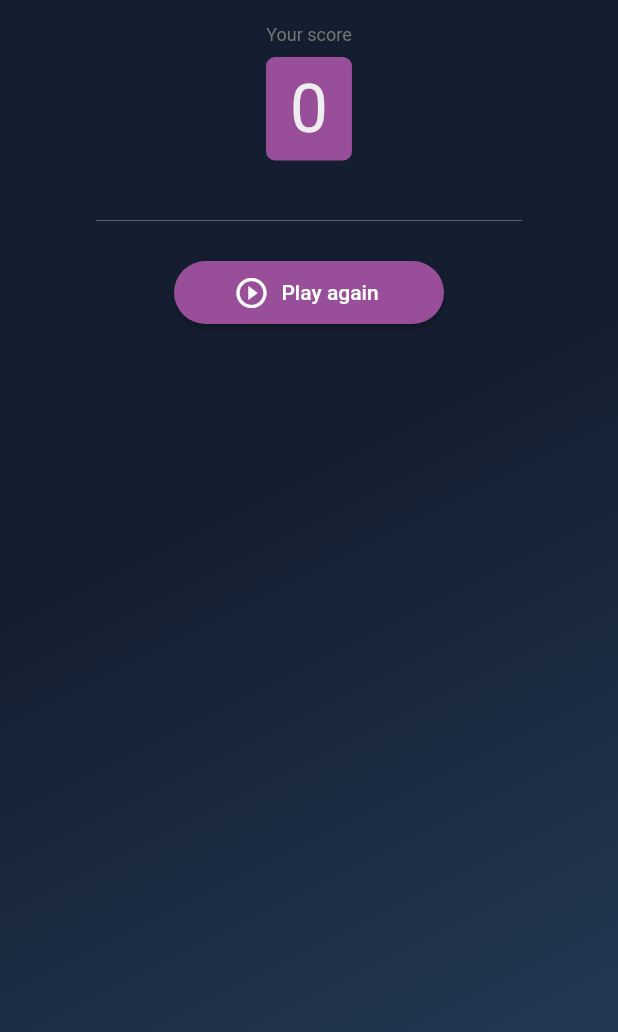
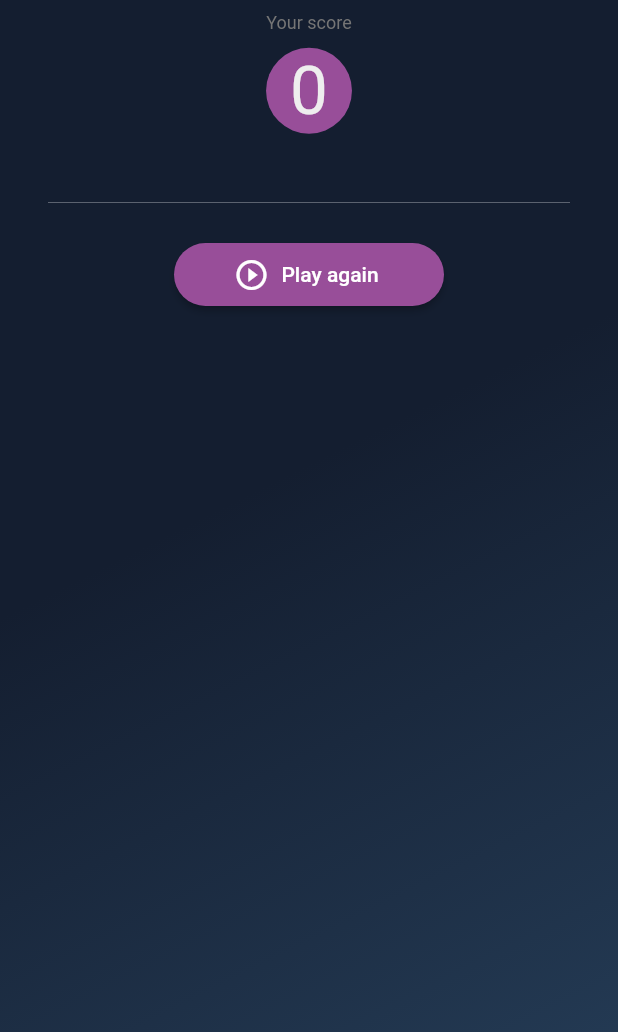
Before and after one commit to vintage/party_flutter, a Flutter app: the GameSummaryScreen screen opened by its route, on a phone screen of 412 x 824 dp. Shown: the top 1032 px of the screen. Run offline on Flutter 3.47's test engine with Material 2 defaults, Android fonts, the phone set to English and light mode, and no system bars; our stand-ins replace audioplayers, camera, carousel_slider, firebase_analytics, firebase_crashlytics, firebase_messaging and 7 more; missing offline and left inert: esys_flutter_share, firebase_admob, flutter_device_type, pedantic, screen; accounts and stored records are empty; generated files the repository leaves out were written again; project files that could hold a hidden picture were left out.

Commit message:
Further screens adjustments

```diff
--- a/lib/store/question.dart
+++ b/lib/store/question.dart
@@ -4,6 +4,8 @@ import 'package:scoped_model/scoped_model.dart';
 import 'package:zgadula/models/question.dart';
 import 'package:zgadula/repository/question.dart';
 import 'package:zgadula/store/store.dart';
+
+const QUESTIONS_PER_GAME = 10;
 
 class QuestionModel extends StoreModel {
   QuestionRepository repository;
@@ -43,7 +45,7 @@ class QuestionModel extends StoreModel {
     _currentQuestions = repository.getRandom(
       _questions,
       categoryId,
-      10,
+      QUESTIONS_PER_GAME,
       excluded: _latestQuestions,
     );
     _currentQuestions.forEach((q) {
--- a/lib/ui/screens/camera_preview.dart
+++ b/lib/ui/screens/camera_preview.dart
@@ -14,7 +14,7 @@ class CameraPreviewScreen extends StatefulWidget {
 
 class CameraPreviewScreenState extends State<CameraPreviewScreen>
     with TickerProviderStateMixin, WidgetsBindingObserver {
-  static const pictureInterval = 15;
+  static const pictureInterval = 8;
 
   CameraController controller;
   Directory pictureDir;
--- a/lib/ui/screens/category_detail.dart
+++ b/lib/ui/screens/category_detail.dart
@@ -43,7 +43,7 @@ class _CategoryDetailScreenState extends State<CategoryDetailScreen> {
       child: Column(
         children: [
           Padding(
-            padding: const EdgeInsets.only(top: 32.0),
+            padding: const EdgeInsets.only(top: 8),
             child: Container(
               width: ThemeConfig.categoryImageSize,
               height: ThemeConfig.categoryImageSize,
@@ -71,8 +71,8 @@ class _CategoryDetailScreenState extends State<CategoryDetailScreen> {
           Padding(
             padding: const EdgeInsets.symmetric(vertical: 16),
             child: Divider(
-              indent: 64,
-              endIndent: 64,
+              indent: 32,
+              endIndent: 32,
             ),
           ),
           ScopedModelDescendant<SettingsModel>(
--- a/lib/ui/screens/game_play.dart
+++ b/lib/ui/screens/game_play.dart
@@ -380,13 +380,15 @@ class GamePlayScreenState extends State<GamePlayScreen>
                     currentQuestion == null
                         ? null
                         : Padding(
-                            padding: EdgeInsets.only(top: 20.0),
+                            padding: EdgeInsets.only(top: 8.0),
+                            child: SafeArea(
                               child: Text(
                                 currentQuestion.categoryName,
                                 style: TextStyle(
                                   fontSize: 18.0,
                                   fontWeight: FontWeight.bold,
                                   color: Colors.white,
+                                ),
                               ),
                             ),
                           ),
@@ -459,7 +461,7 @@ class GamePlayScreenState extends State<GamePlayScreen>
           buildHeader(secondsLeft.toString()),
         ],
       ),
-      Theme.of(context).backgroundColor.withOpacity(backgroundOpacity),
+      Colors.transparent,
     );
   }
 
--- a/lib/ui/screens/game_summary.dart
+++ b/lib/ui/screens/game_summary.dart
@@ -1,6 +1,7 @@
 import 'dart:io';
 
 import 'package:flutter/material.dart';
+import 'package:quiver/iterables.dart';
 import 'package:scoped_model/scoped_model.dart';
 
 import 'package:zgadula/localizations.dart';
@@ -13,22 +14,27 @@ import '../shared/widgets.dart';
 
 class GameSummaryScreen extends StatelessWidget {
   Widget buildQuestionItem(BuildContext context, Question question) {
+    if (question == null) {
+      return Container();
+    }
+
     return Padding(
       padding: const EdgeInsets.symmetric(vertical: 6.0),
       child: Row(
-        mainAxisAlignment: MainAxisAlignment.center,
+        mainAxisAlignment: MainAxisAlignment.start,
         children: [
           Icon(
             question.isPassed ? Icons.check : Icons.close,
             size: 20.0,
-            color:
-                question.isPassed ? successColor : Theme.of(context).errorColor,
+            color: question.isPassed ? successColor : Colors.white,
           ),
-          Padding(
+          Expanded(
+            child: Padding(
               padding: const EdgeInsets.only(left: 8.0),
               child: Text(
                 question.name,
                 style: Theme.of(context).textTheme.body1,
+              ),
             ),
           ),
         ],
@@ -40,10 +46,25 @@ class GameSummaryScreen extends StatelessWidget {
     BuildContext context,
     List<Question> questions,
   ) {
+    var chunks = partition(questions, 2).toList();
     return List.generate(
-      questions.length,
-      (index) => buildQuestionItem(context, questions[index]),
-    ).toList();
+        chunks.length,
+        (index) => Padding(
+              padding: const EdgeInsets.symmetric(horizontal: 32),
+              child: Row(
+                children: [
+                  Expanded(
+                      child: buildQuestionItem(
+                          context, chunks[index].elementAt(0))),
+                  Expanded(
+                      child: buildQuestionItem(
+                          context,
+                          chunks[index].length > 1
+                              ? chunks[index].elementAt(1)
+                              : null)),
+                ],
+              ),
+            )).toList();
   }
 
   openGallery(BuildContext context, FileSystemEntity item) {
@@ -63,13 +84,11 @@ class GameSummaryScreen extends StatelessWidget {
           body: SafeArea(
             child: Column(
               children: [
-                Center(
-                  child: Padding(
-                    padding: const EdgeInsets.only(top: 16.0),
-                    child: Column(
+                Column(
+                  mainAxisAlignment: MainAxisAlignment.center,
                   children: [
                     Padding(
-                          padding: const EdgeInsets.only(bottom: 8.0),
+                      padding: const EdgeInsets.only(bottom: 4, top: 8),
                       child: Text(
                         AppLocalizations.of(context).summaryHeader,
                         style: Theme.of(context).textTheme.caption,
@@ -77,15 +96,14 @@ class GameSummaryScreen extends StatelessWidget {
                     ),
                     Container(
                       decoration: BoxDecoration(
-                            shape: BoxShape.rectangle,
-                            borderRadius: BorderRadius.circular(6.0),
+                        shape: BoxShape.circle,
                         color: Theme.of(context).accentColor,
                       ),
                       child: Padding(
                         padding: const EdgeInsets.symmetric(
-                                vertical: 8.0, horizontal: 16.0),
+                            vertical: 8.0, horizontal: 16.0,),
                         child: Text(
-                              '${model.questionsPassed.length}',
+                          model.questionsPassed.length.toString(),
                           style: Theme.of(context)
                               .textTheme
                               .display2
@@ -98,8 +116,6 @@ class GameSummaryScreen extends StatelessWidget {
                     ),
                   ],
                 ),
-                  ),
-                ),
                 ScopedModelDescendant<GalleryModel>(
                   builder: (context, child, model) {
                     if (model.images.isEmpty) {
@@ -107,12 +123,14 @@ class GameSummaryScreen extends StatelessWidget {
                     }
 
                     return Padding(
-                    padding: const EdgeInsets.symmetric(vertical: 16.0),
+                      padding: const EdgeInsets.only(top: 16.0),
                       child: GalleryHorizontal(
                         items: model.images,
-                        onTap: (item) => openGallery(context, item)),
+                        onTap: (item) => openGallery(context, item),
+                      ),
                     );
-                }),
+                  },
+                ),
                 ListView(
                   padding: EdgeInsets.only(top: 16),
                   shrinkWrap: true,
@@ -122,8 +140,8 @@ class GameSummaryScreen extends StatelessWidget {
                 Padding(
                   padding: const EdgeInsets.symmetric(vertical: 16),
                   child: Divider(
-                    indent: 64,
-                    endIndent: 64,
+                    indent: 32,
+                    endIndent: 32,
                   ),
                 ),
                 RaisedButton.icon(
@@ -134,7 +152,8 @@ class GameSummaryScreen extends StatelessWidget {
                       SettingsModel.of(context).enableNotifications();
                     }
                     Navigator.popUntil(context, ModalRoute.withName('/'));
-                    }),
+                  },
+                ),
               ],
             ),
           ),
--- a/lib/ui/screens/home.dart
+++ b/lib/ui/screens/home.dart
@@ -65,7 +65,7 @@ class HomeScreenState extends State<HomeScreen> with TickerProviderStateMixin {
             body: Scaffold(
               bottomNavigationBar: Container(
                 color: primaryDarkColor,
-                height: 45,
+                height: 55,
                 child: Container(
                   decoration: BoxDecoration(
                     border: Border(
--- a/pubspec.yaml
+++ b/pubspec.yaml
@@ -38,6 +38,7 @@ dependencies:
   flutter_spinkit: ^4.0.0
   firebase_admob: ^0.9.0+6
   firebase_messaging: 5.1.4
+  quiver: ^2.0.3
 
 dev_dependencies:
   flutter_test:
```
Also changed, not shown: lib/ui/shared/category_image.dart (+18 -3 lines), lib/ui/shared/category_list_item.dart (+4 -18 lines). Lines whose indentation alone changed are shown as unchanged.
